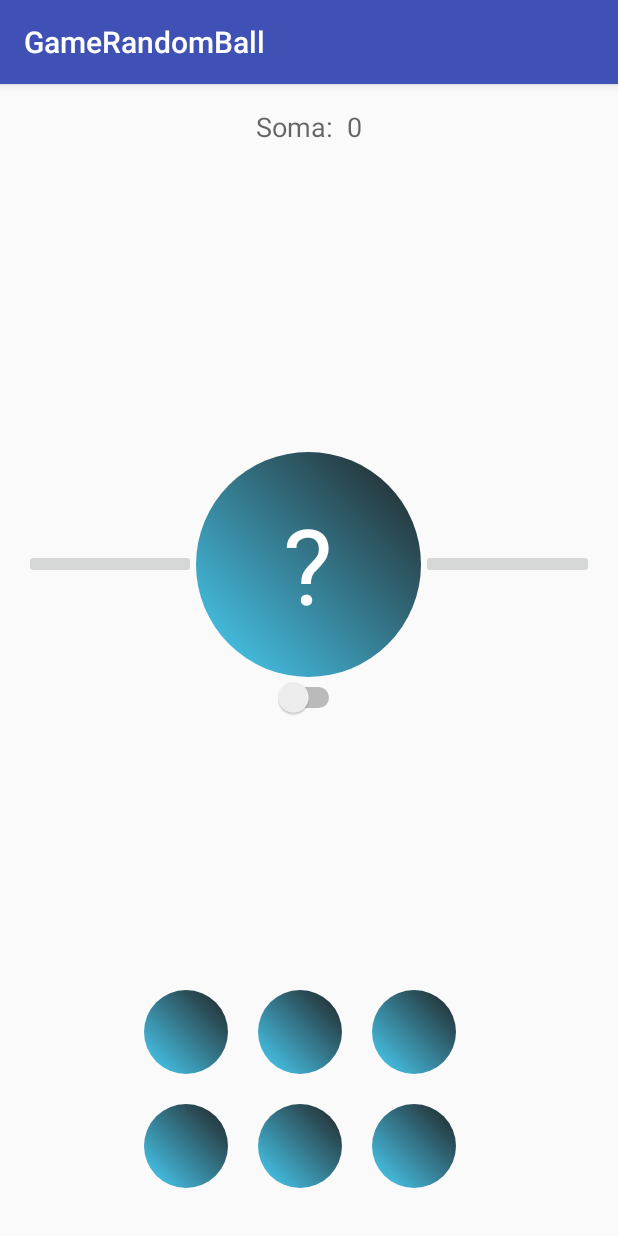
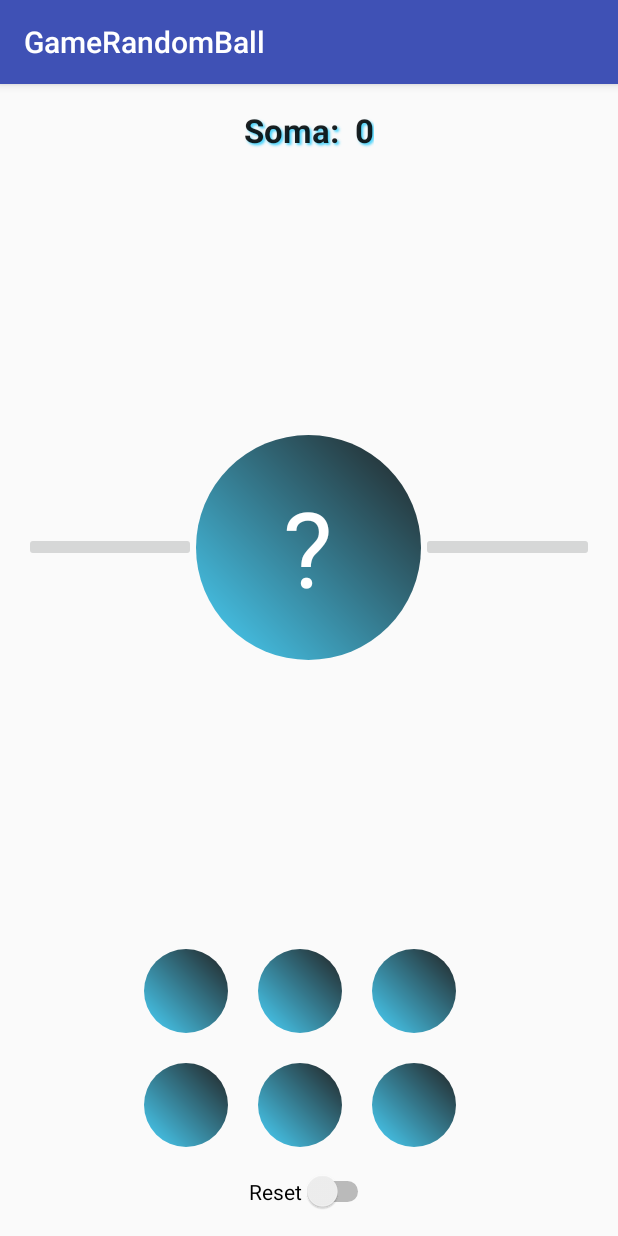
Before and after one commit to filiperamon/GameRandonBall, an Android app: the screen it shows after launch (MainActivity), on a phone screen of 412 x 824 dp. Run offline under Robolectric (Android 15) with nearby library versions, the phone set to English and light mode, and no system bars.

Commit message:
finalizacao 1 fase do dev

```diff
--- a/GameRandomBall/app/src/main/res/layout/activity_main.xml
+++ b/GameRandomBall/app/src/main/res/layout/activity_main.xml
@@ -1,13 +1,13 @@
 <?xml version="1.0" encoding="utf-8"?>
 <RelativeLayout xmlns:android="http://schemas.android.com/apk/res/android"
-    xmlns:tools="http://schemas.android.com/tools"
+    xmlns:gamerandomball="http://schemas.android.com/tools"
     android:layout_width="match_parent"
     android:layout_height="match_parent"
     android:paddingBottom="@dimen/activity_vertical_margin"
     android:paddingLeft="@dimen/activity_horizontal_margin"
     android:paddingRight="@dimen/activity_horizontal_margin"
     android:paddingTop="@dimen/activity_vertical_margin"
-    tools:context="wiiber.com.gamerandomball.MainActivity">
+    gamerandomball:context="wiiber.com.gamerandomball.MainActivity">
 
     <RelativeLayout
         android:layout_width="wrap_content"
@@ -17,15 +17,8 @@
         android:layout_alignParentRight="true"
         android:layout_alignParentEnd="true"
         android:layout_alignParentLeft="true"
-        android:layout_alignParentStart="true">
-
-        <Switch
-            android:layout_width="wrap_content"
-            android:layout_height="wrap_content"
-            android:id="@+id/switchGerar"
-            android:checked="false"
-            android:layout_below="@+id/txvNumeroRandomico"
-            android:layout_centerHorizontal="true" />
+        android:layout_alignParentStart="true"
+        android:id="@+id/relativeLayout">
 
         <ImageButton
             android:layout_width="wrap_content"
@@ -68,7 +61,7 @@
         android:rowCount="6"
         android:columnOrderPreserved="true"
         android:useDefaultMargins="true"
-        android:layout_alignParentBottom="true"
+        android:layout_above="@+id/switchGerar"
         android:layout_centerHorizontal="true">
 
 
@@ -181,12 +174,26 @@
     <TextView
         android:layout_width="wrap_content"
         android:layout_height="wrap_content"
-        android:textAppearance="?android:attr/textAppearanceMedium"
+        android:textAppearance="?android:attr/textAppearanceLarge"
         android:text="Soma:  0"
+        android:textStyle="bold"
         android:id="@+id/textViewSoma"
+        android:shadowColor="#DD2ECCFA"
+        android:shadowDx="2"
+        android:shadowDy="2"
+        android:shadowRadius="1.5"
+        android:layout_alignParentTop="true"
+        android:layout_centerHorizontal="true"/>
 
-        android:layout_alignParentTop="true"
-        android:layout_centerHorizontal="true" />
+    <Switch
+        android:layout_width="wrap_content"
+        android:layout_height="wrap_content"
+        android:id="@+id/switchGerar"
+        android:checked="false"
+        android:layout_alignParentBottom="true"
+        android:layout_alignRight="@+id/textViewSoma"
+        android:layout_alignEnd="@+id/textViewSoma"
+        android:text="Reset" />
 
 
 </RelativeLayout>
--- a/GameRandomBall/app/src/main/res/values/strings.xml
+++ b/GameRandomBall/app/src/main/res/values/strings.xml
@@ -1,3 +1,4 @@
 <resources>
     <string name="app_name">GameRandomBall</string>
+    <string name="soma">Soma</string>
 </resources>
```
Also changed, not shown: GameRandomBall/app/src/main/java/wiiber/com/gamerandomball/MainActivity.java (+43 -10 lines), GameRandomBall/app/src/main/assets/fonts/Mandelio_Di_Paedre.ttf (added).
